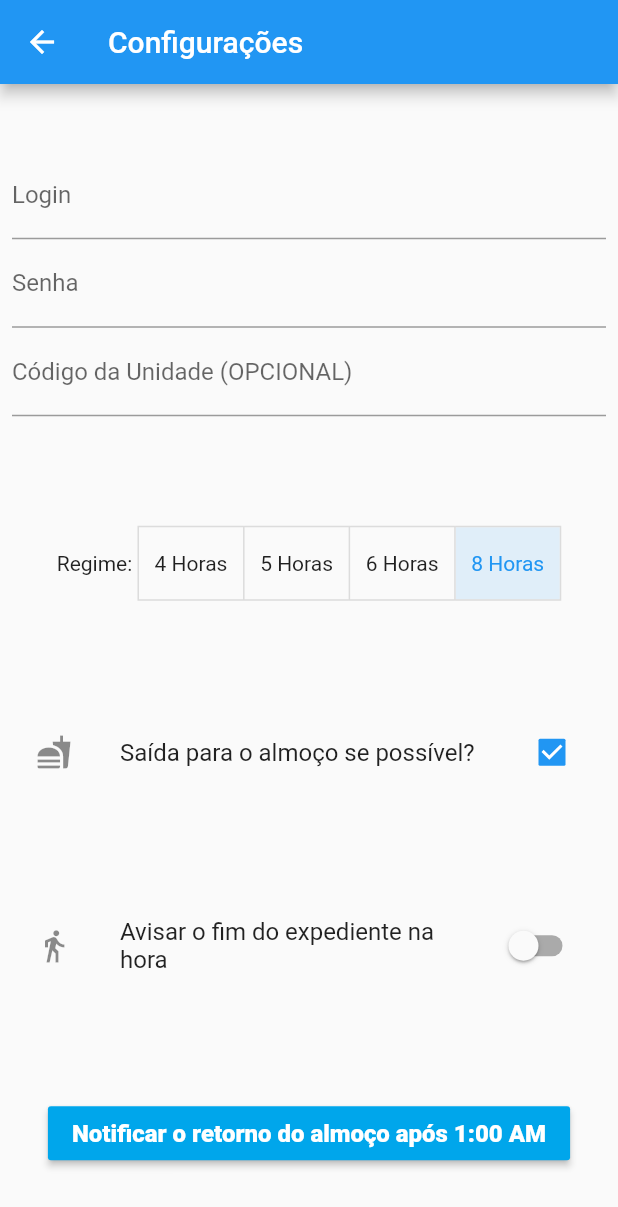
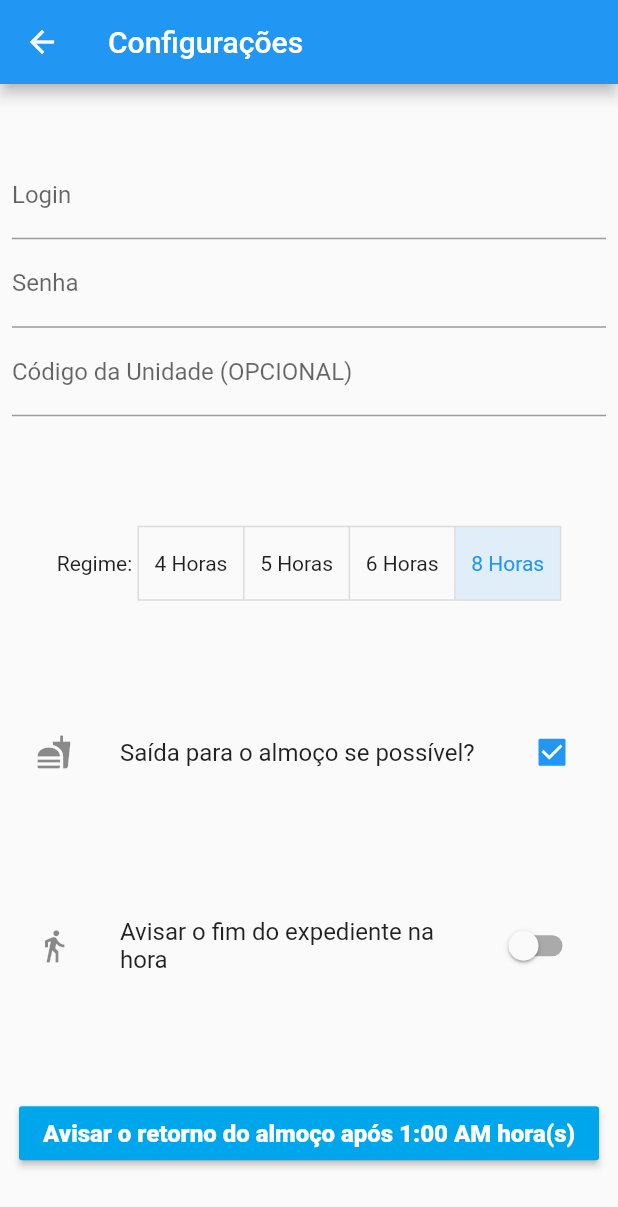
Before and after one commit to lucasnbsb/pontao_app, a Flutter app: the PaginaConfiguracao screen opened directly, on a phone screen of 412 x 824 dp. Shown: the top 1207 px of the screen. Run offline on Flutter 3.47's test engine with Material 2 defaults, Android fonts, the phone set to English and light mode, and no system bars; our stand-ins replace cookie_jar, dio, dio_cookie_manager, flutter_local_notifications, shared_preferences; missing offline and left inert: dart:ffi; accounts and stored records are empty.

Commit message:
mudando texto de botão de configuração

```diff
--- a/lib/config.dart
+++ b/lib/config.dart
@@ -173,7 +173,7 @@ class _PaginaConfiguracaoState extends State<PaginaConfiguracao> {
                   },
                   secondary: avisarSaidaAntes ? const Icon(Icons.directions_run) : const Icon(Icons.directions_walk)),
               RaisedButton(
-                  child: Text('Notificar o retorno do almoço após ' + tempoAviso.format(context),
+                  child: Text('Avisar o retorno do almoço após ' + tempoAviso.format(context) + ' hora(s)',
                       style: TextStyle(fontWeight: FontWeight.w800, fontSize: 16)),
                   textColor: Colors.white,
                   onPressed: () => {
```
